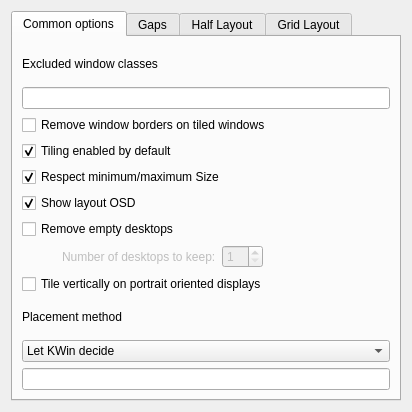
First picture: the form in contents/ui/config.ui, repository kwin-scripts/kwin-tiling, before the edit.
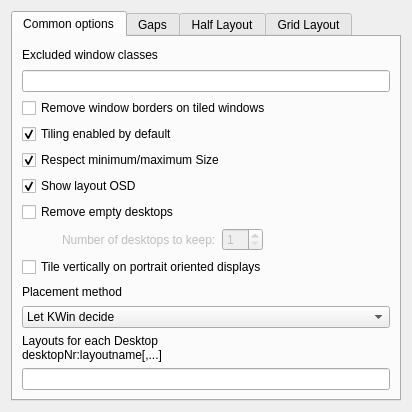
Second picture: the form after the edit.

Commit message: added label in config ui for layouts field

Diff of the .ui file:
```diff
--- a/contents/ui/config.ui
+++ b/contents/ui/config.ui
@@ -128,6 +128,13 @@
         </widget>
        </item>
        <item row="11" column="0">
+        <widget class="QLabel" name="label_14">
+         <property name="text">
+          <string>Layouts for each Desktop &lt;br&gt;desktopNr:layoutname[,...]</string>
+         </property>
+        </widget>
+       </item>
+       <item row="12" column="0">
         <widget class="QLineEdit" name="kcfg_layouts"/>
        </item>
        <item row="7" column="0">
```
Left out of the diff: 2 changed lines with no effect on the pictures.
